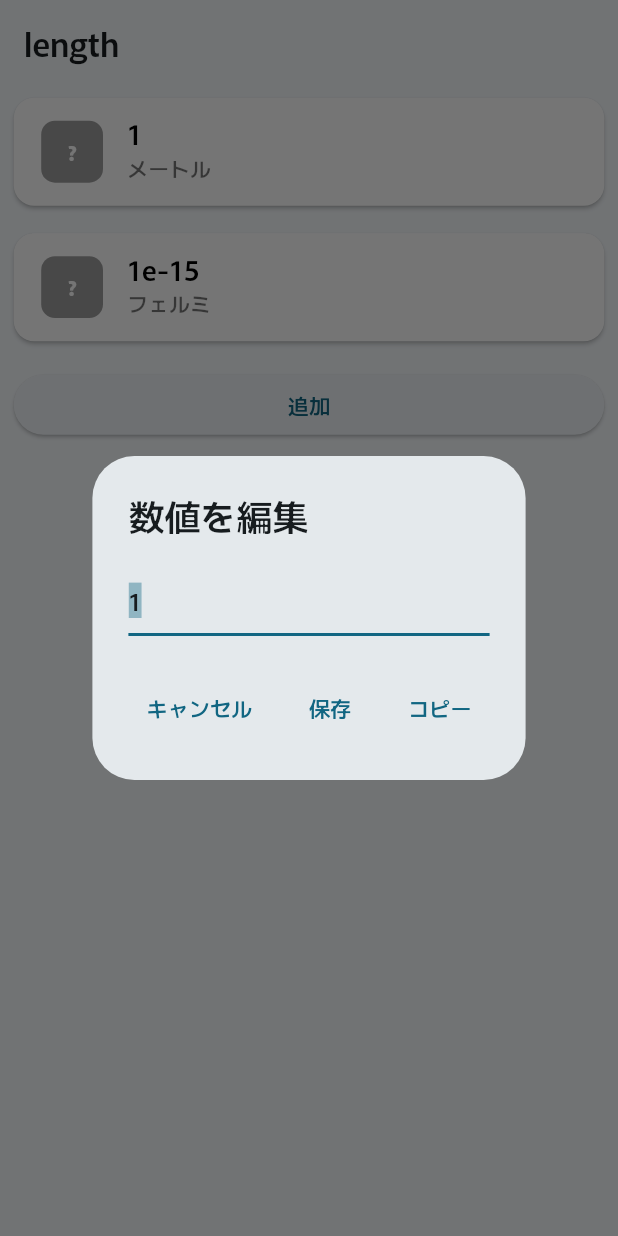
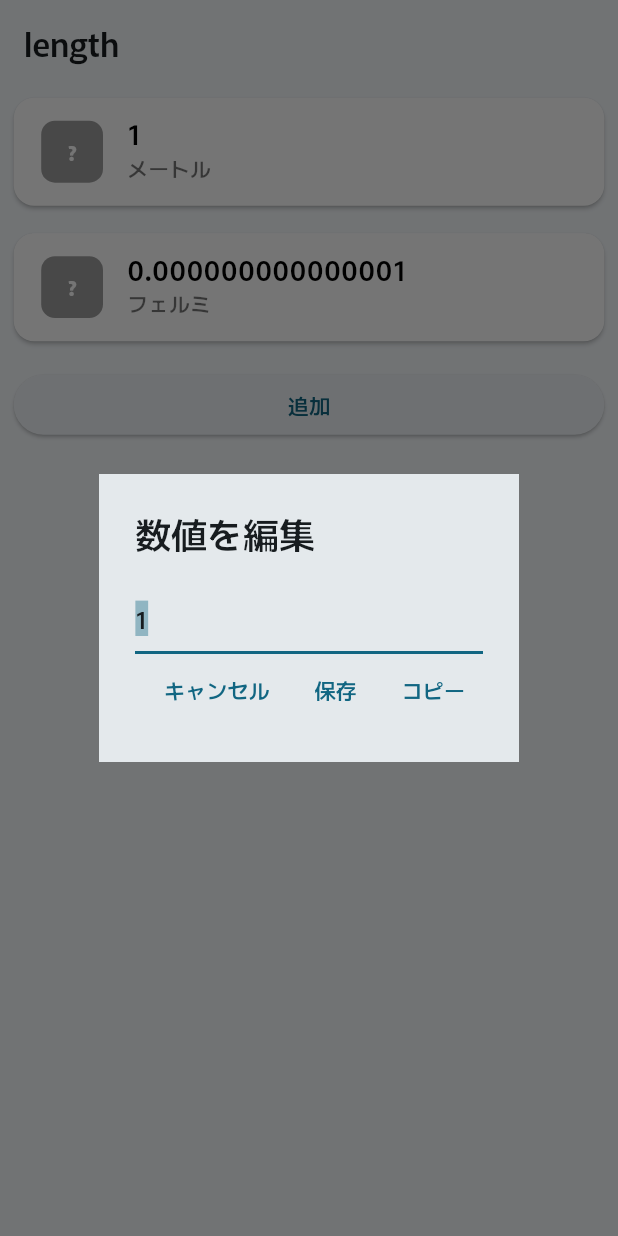
Before and after one commit to RioRio-do/calciunit, a Flutter app: the DynamicPage screen opened by its route, after a tap on an icon or button, on a phone screen of 412 x 824 dp. Run offline on Flutter 3.47's test engine with Material 3 defaults, Android fonts, the phone set to English and light mode, and no system bars; our stand-ins replace decimal, flutter_hooks, flutter_riverpod, flutter_screenutil, freezed_annotation, go_router and 3 more; missing offline and left inert: rational; accounts and stored records are empty; generated files the repository leaves out were written again.

Commit message:
Refactor DynamicPage to use Decimal for initialCount in UnitCard

```diff
--- a/lib/page/dynamic_page.dart
+++ b/lib/page/dynamic_page.dart
@@ -1,5 +1,6 @@
 import 'package:calciunit/logic/data.dart';
 import 'package:calciunit/unit_card.dart';
+import 'package:decimal/decimal.dart';
 import 'package:flutter/material.dart';
 import 'package:flutter_hooks/flutter_hooks.dart';
 import 'package:flutter_screenutil/flutter_screenutil.dart';
@@ -35,8 +36,9 @@ class DynamicPage extends HookConsumerWidget {
                     title: unit.data[items.value[index]]
                         [UnitsColumn.displayName.v],
                     leadingText: '?',
-                    initialCount: unit.data[items.value[index]]
-                        [UnitsColumn.constant.v],
+                    initialCount: Decimal.parse(unit.data[items.value[index]]
+                            [UnitsColumn.constant.v])
+                        .toString(),
                   ),
                 ),
               );
--- a/lib/unit_card.dart
+++ b/lib/unit_card.dart
@@ -34,16 +34,23 @@ class UnitCard extends HookWidget {
         barrierDismissible: false,
         builder: (BuildContext context) {
           return AlertDialog(
-            shape: null,
+            shape: RoundedRectangleBorder(
+              borderRadius: BorderRadius.circular(0),
+            ),
             title: const Text('数値を編集'),
-            content: TextField(
+            content: Column(
+              mainAxisSize: MainAxisSize.min,
+              children: <Widget>[
+                TextField(
                   controller: controller,
                   keyboardType: TextInputType.number,
                   decoration: const InputDecoration(hintText: '新しい数値を入力'),
                   focusNode: focusNode,
                   autofocus: true,
                 ),
-            actions: <Widget>[
+                Row(
+                  mainAxisAlignment: MainAxisAlignment.end,
+                  children: <Widget>[
                     TextButton(
                       onPressed: () {
                         Navigator.of(context).pop();
@@ -63,12 +70,15 @@ class UnitCard extends HookWidget {
                         Clipboard.setData(
                             ClipboardData(text: count.value.toString()));
                         ScaffoldMessenger.of(context).showSnackBar(
-                    const SnackBar(content: Text('数値がクリップボードにコピーされました')),
+                          const SnackBar(content: Text('クリップボードにコピーされました')),
                         );
                       },
                       child: const Text('コピー'),
                     )
                   ],
+                )
+              ],
+            ),
           );
         },
       ).then((_) {
```
Lines whose indentation alone changed are shown as unchanged.
